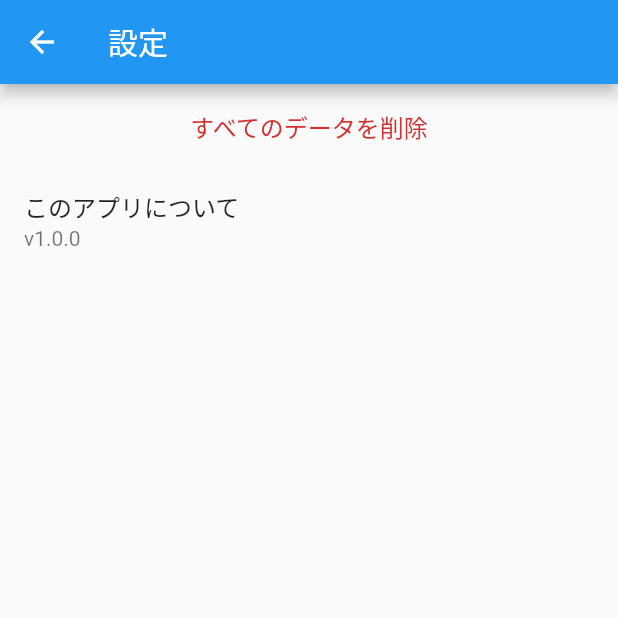
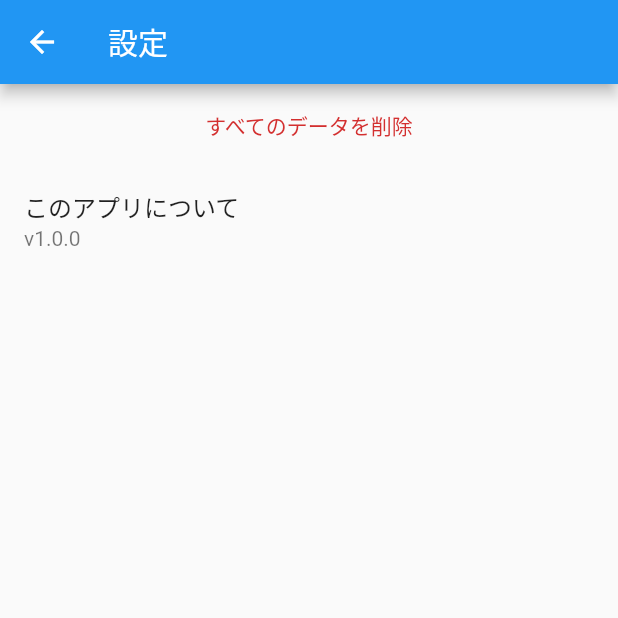
Before and after one commit to team-musashi/stamp-rally, a Flutter app: the SettingPage screen opened directly, on a phone screen of 412 x 824 dp, the top half of it. Run offline on Flutter 3.47's test engine with Material 2 defaults, Android fonts, the phone set to English and light mode, and no system bars; our stand-ins replace cloud_firestore, firebase_auth, firebase_core, flutter_riverpod, freezed_annotation, gap and 1 more; missing offline and left inert: roggle; accounts and stored records are empty.

Commit message:
🚀 feat:  不要なフォントサイズの変更を削除
現時点では無くてもよさそう #25

```diff
--- a/lib/presentation/component/delete_user.dart
+++ b/lib/presentation/component/delete_user.dart
@@ -17,7 +17,6 @@ class DeleteUserButton extends ConsumerWidget {
       child: Text(
         'すべてのデータを削除',
         style: TextStyle(
-          fontSize: 16,
           color: Theme.of(context).colorScheme.error,
         ),
       ),
```
